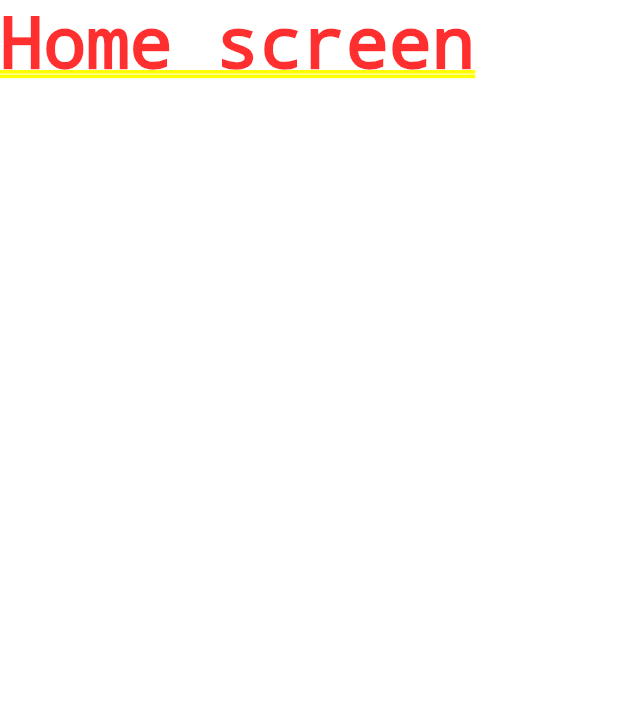
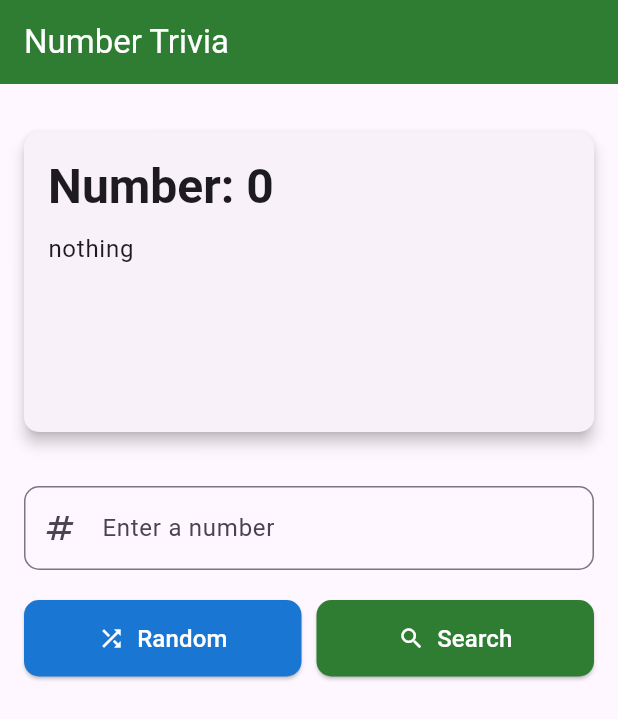
Before and after one commit to 13ARUN/numbers_trivia, a Flutter app: the screen it shows after launch, on a phone screen of 412 x 824 dp. Shown: the top 719 px of the screen. Run offline on Flutter 3.47's test engine with Material 3 defaults, Android fonts, the phone set to English and light mode, and no system bars; our stand-ins replace dartz, equatable, flutter_riverpod, internet_connection_checker_plus, shared_preferences.

Commit message:
completed ui

```diff
--- /dev/null
+++ b/lib/features/number_trivia/presentation/screens/number_trivia_page.dart
@@ -0,0 +1,185 @@
+import 'package:flutter/material.dart';
+import 'package:flutter_riverpod/flutter_riverpod.dart';
+import 'package:numbers_trivia/core/error/failures.dart';
+import 'package:numbers_trivia/features/number_trivia/presentation/providers/number_trivia_provider.dart';
+
+class NumberTriviaPage extends ConsumerWidget {
+  const NumberTriviaPage({super.key});
+
+  @override
+  Widget build(BuildContext context, WidgetRef ref) {
+    final textController = TextEditingController();
+    final triviaState = ref.watch(triviaProvider);
+
+    return Scaffold(
+      appBar: AppBar(
+        title: const Text('Number Trivia'),
+        backgroundColor: Colors.green.shade800,
+        foregroundColor: Colors.white,
+      ),
+      body: SingleChildScrollView(
+        padding: const EdgeInsets.all(16.0),
+        child: Column(
+          crossAxisAlignment: CrossAxisAlignment.stretch,
+          children: [
+            triviaState.when(
+              data: (trivia) {
+                return Card(
+                  elevation: 4,
+                  margin: const EdgeInsets.symmetric(vertical: 16),
+                  shape: RoundedRectangleBorder(
+                    borderRadius: BorderRadius.circular(10),
+                  ),
+                  child: SizedBox(
+                    height: 200, // Fixed height
+                    child: SingleChildScrollView(
+                      padding: const EdgeInsets.all(16.0),
+                      child: Column(
+                        crossAxisAlignment: CrossAxisAlignment.start,
+                        children: [
+                          Text(
+                            'Number: ${trivia.number}',
+                            style: Theme.of(context)
+                                .textTheme
+                                .headlineLarge
+                                ?.copyWith(fontWeight: FontWeight.bold),
+                          ),
+                          const SizedBox(height: 10),
+                          Text(
+                            trivia.trivia,
+                            style: Theme.of(context).textTheme.bodyLarge,
+                            textAlign: TextAlign.left,
+                          ),
+                        ],
+                      ),
+                    ),
+                  ),
+                );
+              },
+              loading: () => Card(
+                elevation: 4,
+                margin: const EdgeInsets.symmetric(vertical: 16),
+                shape: RoundedRectangleBorder(
+                  borderRadius: BorderRadius.circular(10),
+                ),
+                child: const SizedBox(
+                  height: 200, // Fixed height
+                  child: Center(
+                    child: CircularProgressIndicator(),
+                  ),
+                ),
+              ),
+              error: (error, stack) {
+                String errorMessage;
+                if (error is ServerFailure) {
+                  errorMessage =
+                      'Server error occurred. Please try again later.';
+                } else if (error is CacheFailure) {
+                  errorMessage = 'No cached data found. Check your connection.';
+                } else {
+                  errorMessage = 'An unexpected error occurred.';
+                }
+
+                WidgetsBinding.instance.addPostFrameCallback((_) {
+                  ScaffoldMessenger.of(context).showSnackBar(
+                    SnackBar(content: Text(errorMessage)),
+                  );
+                });
+
+                return Card(
+                  elevation: 4,
+                  color: Colors.red.shade100,
+                  shape: RoundedRectangleBorder(
+                    borderRadius: BorderRadius.circular(10),
+                  ),
+                  child: SizedBox(
+                    height: 200, // Fixed height
+                    child: SingleChildScrollView(
+                      padding: const EdgeInsets.all(16.0),
+                      child: Text(
+                        errorMessage,
+                        style: const TextStyle(
+                          color: Colors.red,
+                          fontWeight: FontWeight.bold,
+                        ),
+                        textAlign: TextAlign.center,
+                      ),
+                    ),
+                  ),
+                );
+              },
+            ),
+            const SizedBox(height: 20),
+            TextField(
+              keyboardType: TextInputType.number,
+              controller: textController,
+              decoration: InputDecoration(
+                labelText: 'Enter a number',
+                border: OutlineInputBorder(
+                  borderRadius: BorderRadius.circular(10),
+                ),
+                prefixIcon: const Icon(Icons.numbers),
+              ),
+            ),
+            const SizedBox(height: 20),
+            Row(
+              children: [
+                Expanded(
+                  child: ElevatedButton.icon(
+                    style: ElevatedButton.styleFrom(
+                      backgroundColor: Colors.blue.shade700,
+                      foregroundColor: Colors.white,
+                      padding: const EdgeInsets.symmetric(vertical: 14),
+                      shape: RoundedRectangleBorder(
+                        borderRadius: BorderRadius.circular(10),
+                      ),
+                    ),
+                    onPressed: () {
+                      ref.read(triviaProvider.notifier).getRandom();
+                    },
+                    icon: const Icon(Icons.shuffle),
+                    label: const Text(
+                      'Random',
+                      style: TextStyle(fontSize: 16),
+                    ),
+                  ),
+                ),
+                const SizedBox(width: 10),
+                Expanded(
+                  child: ElevatedButton.icon(
+                    style: ElevatedButton.styleFrom(
+                      backgroundColor: Colors.green.shade800,
+                      foregroundColor: Colors.white,
+                      padding: const EdgeInsets.symmetric(vertical: 14),
+                      shape: RoundedRectangleBorder(
+                        borderRadius: BorderRadius.circular(10),
+                      ),
+                    ),
+                    onPressed: () {
+                      final inputNumber = int.tryParse(textController.text);
+                      if (inputNumber != null) {
+                        ref
+                            .read(triviaProvider.notifier)
+                            .getConcrete(inputNumber);
+                      } else {
+                        ScaffoldMessenger.of(context).showSnackBar(
+                          const SnackBar(
+                              content: Text('Please enter a valid number')),
+                        );
+                      }
+                    },
+                    icon: const Icon(Icons.search),
+                    label: const Text(
+                      'Search',
+                      style: TextStyle(fontSize: 16),
+                    ),
+                  ),
+                ),
+              ],
+            ),
+          ],
+        ),
+      ),
+    );
+  }
+}
--- a/lib/main.dart
+++ b/lib/main.dart
@@ -1,7 +1,21 @@
 import 'package:flutter/material.dart';
+import 'package:flutter_riverpod/flutter_riverpod.dart';
+import 'package:numbers_trivia/features/number_trivia/presentation/providers/number_trivia_provider.dart';
+import 'package:numbers_trivia/features/number_trivia/presentation/screens/number_trivia_page.dart';
+import 'package:shared_preferences/shared_preferences.dart';
 
-void main() {
-  runApp(const MyApp());
+void main() async {
+  WidgetsFlutterBinding.ensureInitialized();
+  final sharedPreferences = await SharedPreferences.getInstance();
+
+  runApp(
+    ProviderScope(
+      overrides: [
+        sharedPreferencesProvider.overrideWithValue(sharedPreferences),
+      ],
+      child: const MyApp(),
+    ),
+  );
 }
 
 class MyApp extends StatelessWidget {
@@ -10,13 +24,11 @@ class MyApp extends StatelessWidget {
   @override
   Widget build(BuildContext context) {
     return MaterialApp(
-      title: 'Flutter Demo',
+      title: 'Number Trivia',
       theme: ThemeData(
         colorScheme: ColorScheme.fromSeed(seedColor: Colors.deepPurple),
-        useMaterial3: true,
       ),
-      // TODO: To Implement
-      home: const Text('Home screen'),
+      home: const NumberTriviaPage(),
     );
   }
 }
--- a/pubspec.yaml
+++ b/pubspec.yaml
@@ -42,6 +42,7 @@ dependencies:
   internet_connection_checker_plus: ^2.5.2
   shared_preferences: ^2.3.3
   http: ^1.2.2
+  flutter_riverpod: ^2.6.1
 
 dev_dependencies:
   flutter_test:
```
Also changed, not shown: lib/core/util/input_convertor.dart (+7 -2 lines), lib/features/number_trivia/presentation/providers/number_trivia_provider.dart (added, +105 -0 lines), pubspec.lock.
